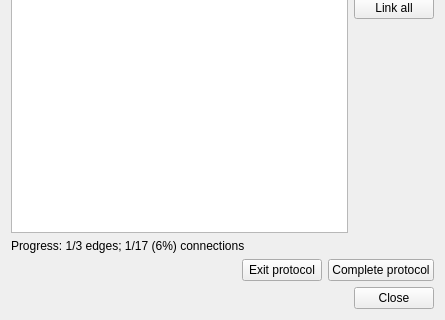
Old version of the form neurolabi/gui/protocols/focusedpathprotocol.ui in the repository janelia-flyem/NeuTu; both pictures show x 0 to 445 and y 156 to 476 of the 445 by 476 pixel window.
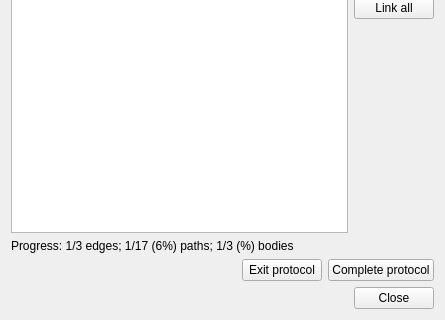
New version of the form.

Commit message: continued work; cached dvid reader; dealt with input of edge data instance; started work on path data load

What changed in the file:
```diff
--- a/neurolabi/gui/protocols/focusedpathprotocol.ui
+++ b/neurolabi/gui/protocols/focusedpathprotocol.ui
@@ -47,7 +47,7 @@
        <item>
         <widget class="QLabel" name="progressLabel">
          <property name="text">
-          <string>Progress: 1/3 edges; 1/17 (6%) connections</string>
+          <string>Progress: 1/3 edges; 1/17 (6%) paths; 1/3 (%) bodies</string>
          </property>
         </widget>
        </item>
```
The commit also changes 8 other files.
